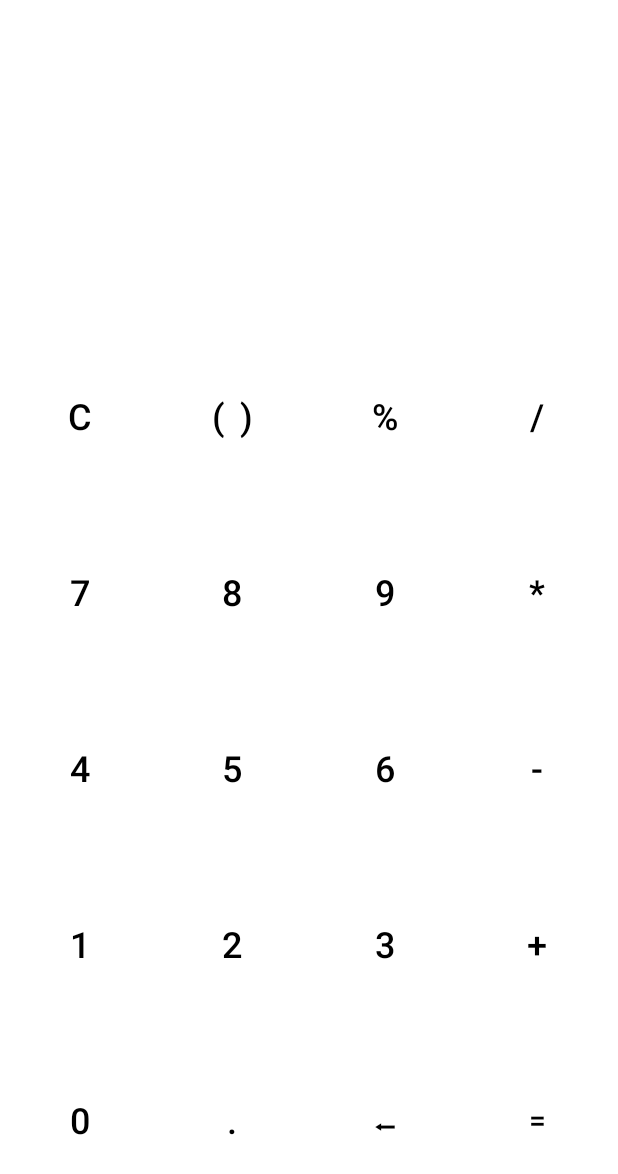
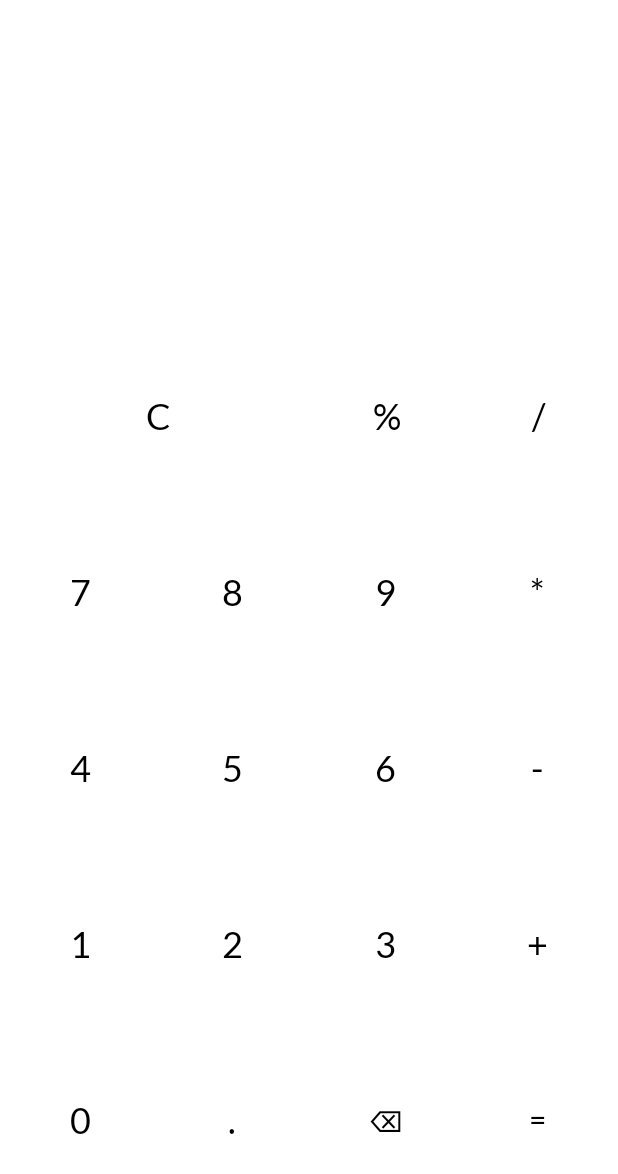
Before and after one commit to DivyaRasania/calculator-apk, an Android app: the screen it shows after launch (MainActivity), on a phone screen of 412 x 824 dp. Shown: the top 1174 px of the screen. Run offline under Robolectric (Android 15) with nearby library versions, the phone set to English and light mode, and no system bars.

Commit message:
changed font color, font alignment, font family, and removed brackets functions as it was buggy

```diff
--- a/app/src/main/java/codes/divya/calculator/MainActivity.java
+++ b/app/src/main/java/codes/divya/calculator/MainActivity.java
@@ -1,11 +1,10 @@
 package codes.divya.calculator;
 
 import android.os.Bundle;
+import android.view.Gravity;
 import android.view.View;
 import android.widget.TextView;
-
 import androidx.appcompat.app.AppCompatActivity;
-
 import org.mozilla.javascript.Context;
 import org.mozilla.javascript.Scriptable;
 
@@ -21,21 +20,12 @@ public class MainActivity extends AppCompatActivity {
         setContentView(R.layout.activity_main);
 
         textView = findViewById(R.id.numbers_view);
+        textView.setTextAlignment(View.TEXT_ALIGNMENT_TEXT_END);
+        textView.setGravity(Gravity.BOTTOM);
     }
 
     public void button_clear(View view) {
         textView.setText("");
-    }
-
-    public void button_brackets(View view) {
-        //TODO: make it so that you can make more than two brackets pair
-        all_characters = textView.getText().toString();
-
-        if (all_characters.length() > 0) {
-            textView.append(")");
-        } else {
-            textView.append("(");
-        }
     }
 
     public void button_percent(View view) {
--- a/app/src/main/res/layout/activity_main.xml
+++ b/app/src/main/res/layout/activity_main.xml
@@ -6,59 +6,31 @@
     android:layout_height="match_parent"
     tools:context=".MainActivity">
 
-    <!--<EditText
-        android:id="@+id/numbers_view"
-        android:layout_width="351dp"
-        android:layout_height="167dp"
-        android:layout_marginStart="20dp"
-        android:layout_marginTop="20dp"
-        android:layout_marginEnd="20dp"
-        android:ems="10"
-        android:text="@string/entered_number"
-        android:inputType="number"
-        android:textSize="50sp"
-        app:layout_constraintEnd_toEndOf="parent"
-        app:layout_constraintHorizontal_bias="0.5"
-        app:layout_constraintStart_toStartOf="parent"
-        app:layout_constraintTop_toTopOf="parent" />-->
-
     <TextView
         android:id="@+id/numbers_view"
         android:layout_width="410dp"
         android:layout_height="200dp"
         android:text="@string/entered_number"
         android:textSize="50sp"
+        android:textColor="@color/black"
         app:layout_constraintEnd_toEndOf="parent"
         app:layout_constraintHorizontal_bias="0.0"
         app:layout_constraintStart_toStartOf="parent"
         app:layout_constraintTop_toTopOf="parent" />
 
+
     <Button
         android:id="@+id/c_button"
         style="@style/Widget.MaterialComponents.Button.TextButton"
-        android:layout_width="95dp"
+        android:layout_width="200dp"
         android:layout_height="80dp"
         android:onClick="button_clear"
         android:text="@string/clear"
         android:textColor="?android:textColorPrimary"
         android:textSize="24sp"
         app:layout_constraintBottom_toTopOf="@+id/seven_button"
-        app:layout_constraintEnd_toStartOf="@+id/bracket_button"
+        app:layout_constraintEnd_toStartOf="@+id/percent_button"
         app:layout_constraintStart_toStartOf="parent"
-        app:layout_constraintTop_toBottomOf="@+id/numbers_view" />
-
-    <Button
-        android:id="@+id/bracket_button"
-        style="@style/Widget.MaterialComponents.Button.TextButton"
-        android:layout_width="95dp"
-        android:layout_height="80dp"
-        android:onClick="button_brackets"
-        android:text="@string/bracket"
-        android:textColor="?android:textColorPrimary"
-        android:textSize="24sp"
-        app:layout_constraintBottom_toTopOf="@+id/eight_button"
-        app:layout_constraintEnd_toStartOf="@+id/percent_button"
-        app:layout_constraintStart_toEndOf="@+id/c_button"
         app:layout_constraintTop_toBottomOf="@+id/numbers_view" />
 
     <Button
@@ -72,7 +44,7 @@
         android:textSize="24sp"
         app:layout_constraintBottom_toTopOf="@+id/nine_button"
         app:layout_constraintEnd_toStartOf="@+id/divide_button"
-        app:layout_constraintStart_toEndOf="@+id/bracket_button"
+        app:layout_constraintStart_toEndOf="@+id/c_button"
         app:layout_constraintTop_toBottomOf="@+id/numbers_view" />
 
     <Button
@@ -115,7 +87,7 @@
         app:layout_constraintBottom_toTopOf="@+id/five_button"
         app:layout_constraintEnd_toStartOf="@+id/nine_button"
         app:layout_constraintStart_toEndOf="@+id/seven_button"
-        app:layout_constraintTop_toBottomOf="@+id/bracket_button" />
+        app:layout_constraintTop_toBottomOf="@+id/c_button" />
 
     <Button
         android:id="@+id/nine_button"
--- a/app/src/main/res/values-night/themes.xml
+++ b/app/src/main/res/values-night/themes.xml
@@ -1,6 +1,8 @@
 <resources xmlns:tools="http://schemas.android.com/tools">
     <!-- Base application theme. -->
     <style name="Theme.Calculator" parent="Theme.MaterialComponents.DayNight.NoActionBar">
+        <!--Font Family-->
+        <item name="android:fontFamily">@font/lato</item>
         <!-- Primary brand color. -->
         <item name="android:textColorPrimary">@color/white</item>
         <item name="colorPrimary">@color/black</item>
--- a/app/src/main/res/values/strings.xml
+++ b/app/src/main/res/values/strings.xml
@@ -18,7 +18,7 @@
     <string name="plus">+</string>
     <string name="zero">0</string>
     <string name="decimal_point">.</string>
-    <string name="delete">⬅</string>
+    <string name="delete">&#9003;</string>
     <string name="equals">=</string>
     <string name="entered_number"> </string>
 </resources>
--- a/app/src/main/res/values/themes.xml
+++ b/app/src/main/res/values/themes.xml
@@ -1,6 +1,8 @@
 <resources xmlns:tools="http://schemas.android.com/tools">
     <!-- Base application theme. -->
     <style name="Theme.Calculator" parent="Theme.MaterialComponents.DayNight.NoActionBar">
+        <!--Font Family-->
+        <item name="android:fontFamily">@font/lato</item>
         <!-- Primary brand color. -->
         <item name="android:textColorPrimary">@color/black</item>
         <item name="colorPrimary">@color/black</item>
```
Also changed, not shown: app/src/main/res/font/lato.ttf (added).
